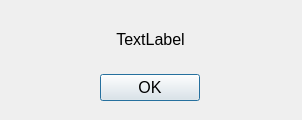
Qt form src/ok-dialog.ui (sc0000/hfmdd-video-system) before a commit.
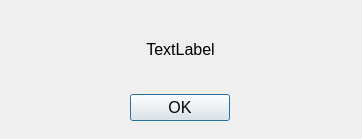
The same form after that commit.

Diff of the .ui file:
```diff
--- a/src/ok-dialog.ui
+++ b/src/ok-dialog.ui
@@ -6,8 +6,8 @@
    <rect>
     <x>0</x>
     <y>0</y>
-    <width>302</width>
-    <height>120</height>
+    <width>362</width>
+    <height>139</height>
    </rect>
   </property>
   <property name="minimumSize">
@@ -26,13 +26,19 @@
     <rect>
      <x>20</x>
      <y>10</y>
-     <width>261</width>
-     <height>91</height>
+     <width>321</width>
+     <height>111</height>
     </rect>
    </property>
    <layout class="QVBoxLayout" name="verticalLayout">
     <item>
      <widget class="QLabel" name="messageLabel">
+      <property name="sizePolicy">
+       <sizepolicy hsizetype="Preferred" vsizetype="Expanding">
+        <horstretch>0</horstretch>
+        <verstretch>0</verstretch>
+       </sizepolicy>
+      </property>
       <property name="font">
        <font>
         <pointsize>12</pointsize>
@@ -51,6 +57,9 @@
     </item>
     <item>
      <layout class="QHBoxLayout" name="horizontalLayout">
+      <property name="spacing">
+       <number>0</number>
+      </property>
       <property name="bottomMargin">
        <number>0</number>
       </property>
```
